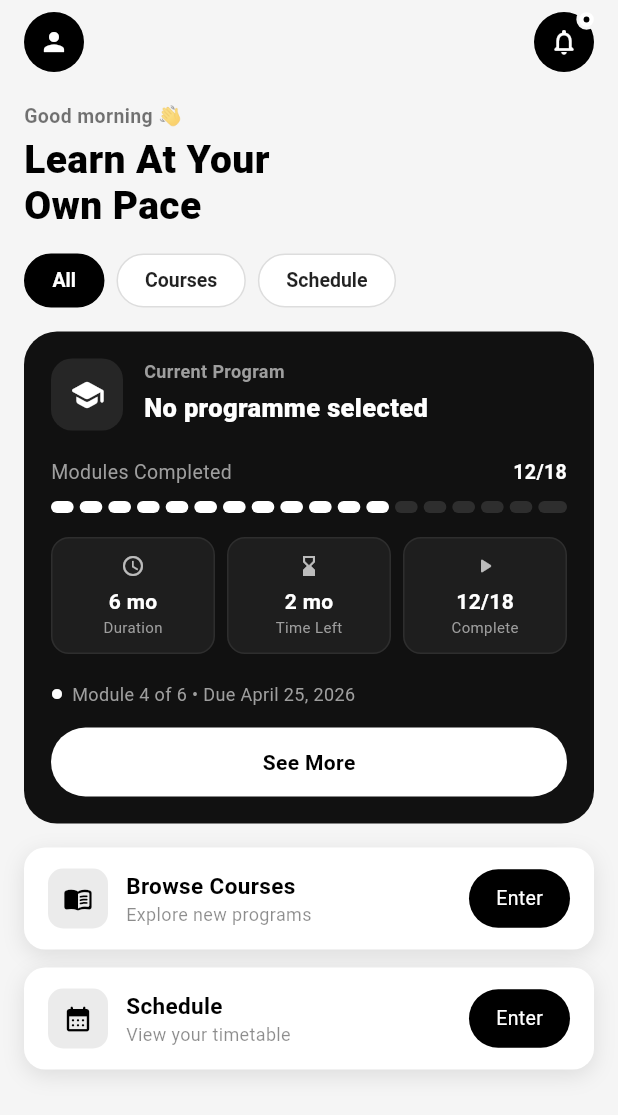
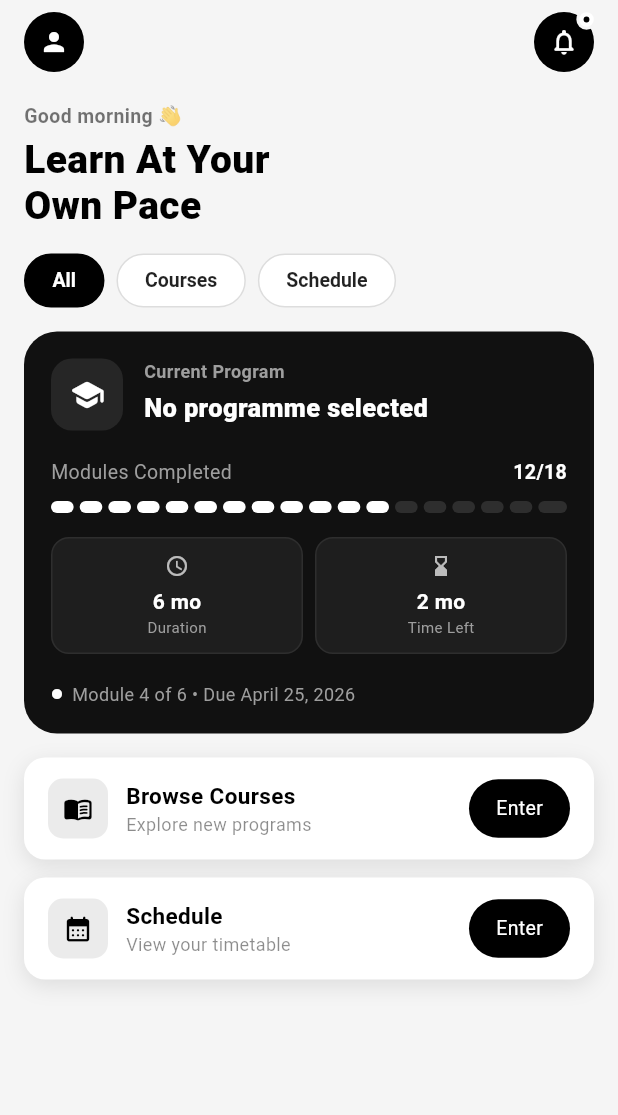
Before and after one commit to georgesimwanza/AdultEducation, a Flutter app: the Dashboard screen opened by its route, on a phone screen of 412 x 824 dp. Shown: the top 1115 px of the screen. Run offline on Flutter 3.47's test engine with Material 3 defaults, Android fonts, the phone set to English and light mode, and no system bars; our stand-ins replace dio, file_picker, shared_preferences, sqflite, supabase_flutter, table_calendar; accounts and stored records are empty.

Commit message:
removing redundant feature from th dshboard

```diff
--- a/adult/lib/screens/dashboard.dart
+++ b/adult/lib/screens/dashboard.dart
@@ -526,12 +526,6 @@ class DashboardState extends State<Dashboard>
               _buildStatChipDark(Icons.access_time, '6 mo', 'Duration'),
               const SizedBox(width: 8),
               _buildStatChipDark(Icons.hourglass_bottom, '2 mo', 'Time Left'),
-              const SizedBox(width: 8),
-              _buildStatChipDark(
-                Icons.play_arrow_rounded,
-                '$_modulesCompleted/$_modulesTotal',
-                'Complete',
-              ),
             ],
           ),
           const SizedBox(height: 18),
@@ -546,38 +540,6 @@ class DashboardState extends State<Dashboard>
                 ),
               ),
             ],
-          ),
-          const SizedBox(height: 14),
-          SizedBox(
-            width: double.infinity,
-            child: _TapScale(
-              onTap: () {
-                Navigator.push(
-                  context,
-                  _fadeRoute(
-                    ChangeNotifierProvider.value(
-                      value: context.read<AuthController>(),
-                      child: SubjectPage(),
-                    ),
-                  ),
-                );
-              },
-              child: Container(
-                padding: const EdgeInsets.symmetric(vertical: 13),
-                alignment: Alignment.center,
-                decoration: BoxDecoration(
-                  color: Colors.white,
-                  borderRadius: BorderRadius.circular(30),
-                ),
-                child: const Text(
-                  'See More',
-                  style: TextStyle(
-                    fontWeight: FontWeight.w700,
-                    color: Colors.black,
-                  ),
-                ),
-              ),
-            ),
           ),
         ],
       ),
```
